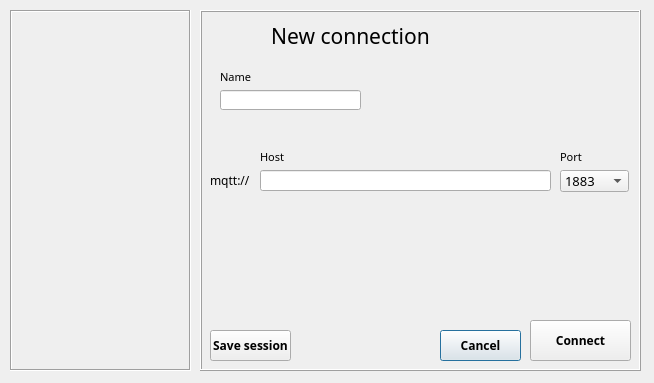
Qt form src/newconnection.ui (HarryMichal/fit-mqtt-explorer) before a commit.
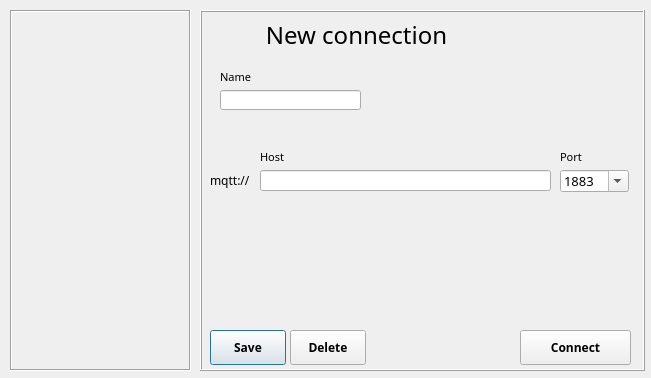
The same form after that commit.

Commit message: Button connect in new window linked to mainwindow

The edit to the form file:
```diff
--- a/src/newconnection.ui
+++ b/src/newconnection.ui
@@ -6,8 +6,8 @@
    <rect>
     <x>0</x>
     <y>0</y>
-    <width>654</width>
-    <height>383</height>
+    <width>651</width>
+    <height>378</height>
    </rect>
   </property>
   <property name="windowTitle">
@@ -39,11 +39,116 @@
     </property>
    </widget>
   </widget>
+  <widget class="QFrame" name="frame">
+   <property name="geometry">
+    <rect>
+     <x>200</x>
+     <y>10</y>
+     <width>445</width>
+     <height>361</height>
+    </rect>
+   </property>
+   <property name="frameShape">
+    <enum>QFrame::Box</enum>
+   </property>
+   <property name="frameShadow">
+    <enum>QFrame::Raised</enum>
+   </property>
+   <widget class="QLabel" name="label">
+    <property name="geometry">
+     <rect>
+      <x>60</x>
+      <y>10</y>
+      <width>193</width>
+      <height>29</height>
+     </rect>
+    </property>
+    <property name="font">
+     <font>
+      <family>Arial Nova Light</family>
+      <pointsize>18</pointsize>
+      <weight>50</weight>
+      <bold>false</bold>
+     </font>
+    </property>
+    <property name="text">
+     <string>New connection</string>
+    </property>
+    <property name="alignment">
+     <set>Qt::AlignCenter</set>
+    </property>
+   </widget>
+   <widget class="QPushButton" name="saveSession">
+    <property name="geometry">
+     <rect>
+      <x>10</x>
+      <y>320</y>
+      <width>76</width>
+      <height>35</height>
+     </rect>
+    </property>
+    <property name="font">
+     <font>
+      <family>Arial Nova Light</family>
+      <weight>75</weight>
+      <bold>true</bold>
+     </font>
+    </property>
+    <property name="text">
+     <string>Save</string>
+    </property>
+   </widget>
+   <widget class="QPushButton" name="pushButton">
+    <property name="geometry">
+     <rect>
+      <x>90</x>
+      <y>320</y>
+      <width>76</width>
+      <height>35</height>
+     </rect>
+    </property>
+    <property name="font">
+     <font>
+      <family>Arial Nova Light</family>
+      <weight>75</weight>
+      <bold>true</bold>
+     </font>
+    </property>
+    <property name="text">
+     <string>Delete</string>
+    </property>
+   </widget>
+   <widget class="QPushButton" name="connectButt">
+    <property name="geometry">
+     <rect>
+      <x>320</x>
+      <y>320</y>
+      <width>111</width>
+      <height>35</height>
+     </rect>
+    </property>
+    <property name="font">
+     <font>
+      <family>Arial Nova Light</family>
+      <weight>75</weight>
+      <bold>true</bold>
+     </font>
+    </property>
+    <property name="text">
+     <string>Connect</string>
+    </property>
+    <property name="autoDefault">
+     <bool>false</bool>
+    </property>
+    <property name="default">
+     <bool>false</bool>
+    </property>
+   </widget>
   <widget class="QLineEdit" name="NameLineEdit">
    <property name="geometry">
     <rect>
-     <x>220</x>
-     <y>90</y>
+      <x>20</x>
+      <y>80</y>
      <width>141</width>
      <height>20</height>
     </rect>
@@ -55,8 +160,8 @@
   <widget class="QLabel" name="label_2">
    <property name="geometry">
     <rect>
-     <x>220</x>
-     <y>70</y>
+      <x>20</x>
+      <y>60</y>
      <width>47</width>
      <height>13</height>
     </rect>
@@ -74,8 +179,8 @@
   <widget class="QLabel" name="label_3">
    <property name="geometry">
     <rect>
-     <x>210</x>
-     <y>170</y>
+      <x>10</x>
+      <y>160</y>
      <width>41</width>
      <height>21</height>
     </rect>
@@ -90,30 +195,11 @@
     <string>mqtt://</string>
    </property>
   </widget>
-  <widget class="QLineEdit" name="hostLineEdit">
-   <property name="geometry">
-    <rect>
-     <x>260</x>
-     <y>170</y>
-     <width>291</width>
-     <height>21</height>
-    </rect>
-   </property>
-   <property name="font">
-    <font>
-     <family>Arial Nova Light</family>
-     <pointsize>10</pointsize>
-    </font>
-   </property>
-   <property name="frame">
-    <bool>true</bool>
-   </property>
-  </widget>
   <widget class="QLabel" name="label_4">
    <property name="geometry">
     <rect>
-     <x>260</x>
-     <y>150</y>
+      <x>60</x>
+      <y>140</y>
      <width>47</width>
      <height>13</height>
     </rect>
@@ -131,30 +217,30 @@
     <string>Host</string>
    </property>
   </widget>
-  <widget class="QLabel" name="label_5">
+   <widget class="QLineEdit" name="hostLineEdit">
    <property name="geometry">
     <rect>
-     <x>560</x>
-     <y>150</y>
-     <width>47</width>
-     <height>13</height>
+      <x>60</x>
+      <y>160</y>
+      <width>291</width>
+      <height>21</height>
     </rect>
    </property>
    <property name="font">
     <font>
      <family>Arial Nova Light</family>
-     <pointsize>8</pointsize>
-    </font>
-   </property>
-   <property name="text">
-    <string>Port</string>
+      <pointsize>10</pointsize>
+     </font>
+    </property>
+    <property name="frame">
+     <bool>true</bool>
    </property>
   </widget>
   <widget class="QComboBox" name="comboBox">
    <property name="geometry">
     <rect>
-     <x>560</x>
-     <y>170</y>
+      <x>360</x>
+      <y>160</y>
      <width>69</width>
      <height>22</height>
     </rect>
@@ -165,6 +251,9 @@
      <pointsize>10</pointsize>
     </font>
    </property>
+    <property name="editable">
+     <bool>true</bool>
+    </property>
    <item>
     <property name="text">
      <string>1883</string>
@@ -176,118 +265,28 @@
     </property>
    </item>
   </widget>
-  <widget class="QPushButton" name="pushButton">
+   <widget class="QLabel" name="label_5">
    <property name="geometry">
     <rect>
-     <x>440</x>
-     <y>330</y>
-     <width>81</width>
-     <height>31</height>
+      <x>360</x>
+      <y>140</y>
+      <width>47</width>
+      <height>13</height>
     </rect>
    </property>
    <property name="font">
     <font>
      <family>Arial Nova Light</family>
-     <weight>75</weight>
-     <bold>true</bold>
+      <pointsize>8</pointsize>
     </font>
    </property>
    <property name="text">
-    <string>Cancel</string>
-   </property>
-  </widget>
-  <widget class="QPushButton" name="connectButt">
-   <property name="geometry">
-    <rect>
-     <x>530</x>
-     <y>320</y>
-     <width>101</width>
-     <height>41</height>
-    </rect>
-   </property>
-   <property name="font">
-    <font>
-     <family>Arial Nova Light</family>
-     <weight>75</weight>
-     <bold>true</bold>
-    </font>
-   </property>
-   <property name="text">
-    <string>Connect</string>
-   </property>
-  </widget>
-  <widget class="QPushButton" name="saveSession">
-   <property name="geometry">
-    <rect>
-     <x>210</x>
-     <y>330</y>
-     <width>81</width>
-     <height>31</height>
-    </rect>
-   </property>
-   <property name="font">
-    <font>
-     <family>Arial Nova Light</family>
-     <weight>75</weight>
-     <bold>true</bold>
-    </font>
-   </property>
-   <property name="text">
-    <string>Save session</string>
-   </property>
-  </widget>
-  <widget class="QFrame" name="frame">
-   <property name="geometry">
-    <rect>
-     <x>200</x>
-     <y>10</y>
-     <width>441</width>
-     <height>361</height>
-    </rect>
-   </property>
-   <property name="frameShape">
-    <enum>QFrame::Box</enum>
-   </property>
-   <property name="frameShadow">
-    <enum>QFrame::Raised</enum>
-   </property>
-   <widget class="QLabel" name="label">
-    <property name="geometry">
-     <rect>
-      <x>60</x>
-      <y>10</y>
-      <width>181</width>
-      <height>31</height>
-     </rect>
-    </property>
-    <property name="font">
-     <font>
-      <family>Arial Nova Light</family>
-      <pointsize>16</pointsize>
-      <weight>50</weight>
-      <bold>false</bold>
-     </font>
-    </property>
-    <property name="text">
-     <string>New connection</string>
-    </property>
-    <property name="alignment">
-     <set>Qt::AlignCenter</set>
+     <string>Port</string>
     </property>
    </widget>
   </widget>
   <zorder>frame</zorder>
   <zorder>savedconnections</zorder>
-  <zorder>NameLineEdit</zorder>
-  <zorder>label_2</zorder>
-  <zorder>label_3</zorder>
-  <zorder>hostLineEdit</zorder>
-  <zorder>label_4</zorder>
-  <zorder>label_5</zorder>
-  <zorder>comboBox</zorder>
-  <zorder>pushButton</zorder>
-  <zorder>connectButt</zorder>
-  <zorder>saveSession</zorder>
  </widget>
  <resources/>
  <connections/>
```
Lines whose indentation alone changed are shown as unchanged. The commit also changes 2 other files.
